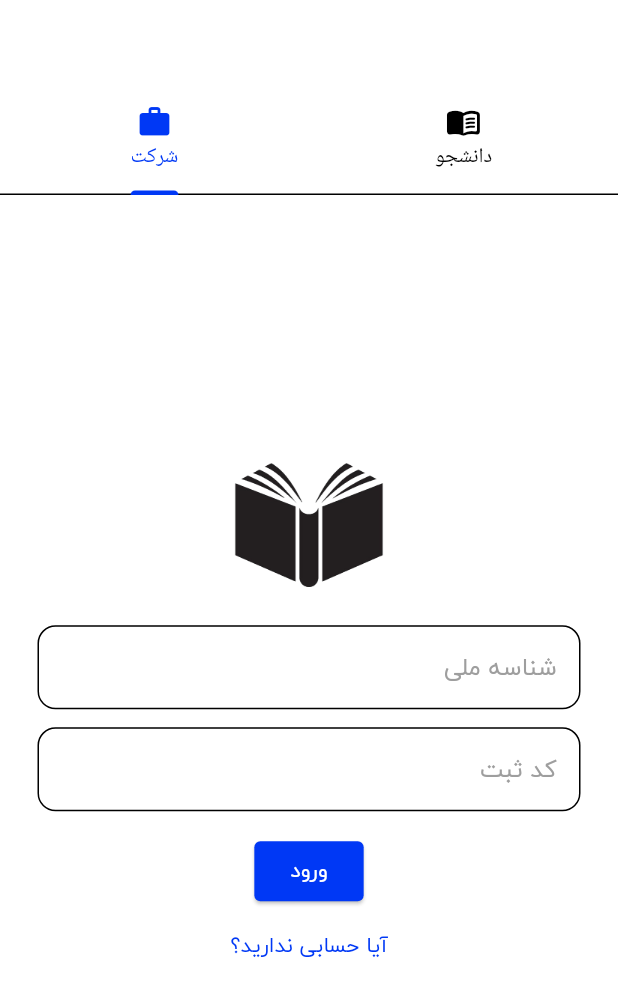
After one commit to mahdirafie/parvaz, a Flutter app: the screen it shows after launch, tab 2 chosen, after a tap on "آیا در حال حاضر حسابی دارید؟", on a phone screen of 412 x 824 dp. The commit adds this screen. Shown: the top 996 px of the screen. Run offline on Flutter 3.47's test engine with Material 3 defaults, Android fonts, the phone set to English and light mode, and no system bars; our stand-ins replace dropdown_button2, image_picker, lottie.

Commit message:
finish login and signup layout

```diff
--- /dev/null
+++ b/lib/ui/company/login_company.dart
@@ -0,0 +1,74 @@
+import 'package:flutter/material.dart';
+import 'package:flutter/services.dart';
+import 'package:parvaz_event/ui/company/company_layout.dart';
+
+class LoginCompany extends StatefulWidget {
+  const LoginCompany({Key? key, required this.loginPage}) : super(key: key);
+  final ValueChanged<bool> loginPage;
+  @override
+  State<LoginCompany> createState() => _LoginCompanyState();
+}
+
+class _LoginCompanyState extends State<LoginCompany> {
+  final TextEditingController _idcode = TextEditingController();
+  final TextEditingController _password = TextEditingController();
+
+  @override
+  void dispose() {
+    _idcode.dispose();
+    _password.dispose();
+    super.dispose();
+  }
+
+  @override
+  Widget build(BuildContext context) {
+    return Scaffold(
+      body: Center(
+          child: SizedBox(
+            child: Padding(
+              padding: const EdgeInsets.only(left: 25, right: 25),
+              child: Column(
+                mainAxisAlignment: MainAxisAlignment.center,
+                children: [
+                  Image.asset(
+                    'assets/images/icon.png',
+                    width: 100,
+                  ),
+                  const SizedBox(
+                    height: 24,
+                  ),
+                  TextFormField(
+                    inputFormatters: [FilteringTextInputFormatter.digitsOnly],
+                    keyboardType: TextInputType.number,
+                    controller: _idcode,
+                    decoration: const InputDecoration(hintText: 'شناسه ملی'),
+                  ),
+                  const SizedBox(
+                    height: 12,
+                  ),
+                  TextFormField(
+                    controller: _password,
+                    decoration: const InputDecoration(hintText: 'کد ثبت'),
+                  ),
+                  const SizedBox(
+                    height: 16,
+                  ),
+                  ElevatedButton(onPressed: () {
+                    Navigator.push(context, MaterialPageRoute(builder: (context) => CompanyHome(),));
+
+                  }, child: const Text('ورود')),
+                  const SizedBox(
+                    height: 2,
+                  ),
+                  TextButton(
+                      onPressed: () {
+                        widget.loginPage(false);
+                      },
+                      child: const Text('آیا حسابی ندارید؟'))
+                ],
+              ),
+            ),
+          )),
+    );
+  }
+}
--- /dev/null
+++ b/lib/ui/company/signup_company.dart
@@ -0,0 +1,74 @@
+import 'package:flutter/material.dart';
+import 'package:flutter/services.dart';
+
+class SignupCompany extends StatefulWidget {
+  const SignupCompany({Key? key, required this.loginPage}) : super(key: key);
+  final ValueChanged<bool> loginPage;
+
+  @override
+  State<SignupCompany> createState() => _SignupCompanyState();
+}
+
+class _SignupCompanyState extends State<SignupCompany> {
+  final TextEditingController _idcode = TextEditingController();
+  final TextEditingController _password = TextEditingController();
+
+  @override
+  void dispose() {
+    _idcode.dispose();
+    _password.dispose();
+    super.dispose();
+  }
+
+  @override
+  Widget build(BuildContext context) {
+    return Scaffold(
+      body: Center(
+          child: SizedBox(
+            child: Padding(
+              padding: const EdgeInsets.only(left: 25, right: 25),
+              child: Column(
+                mainAxisAlignment: MainAxisAlignment.center,
+                children: [
+                  Image.asset(
+                    'assets/images/icon.png',
+                    width: 100,
+                  ),
+                  const SizedBox(
+                    height: 24,
+                  ),
+                  TextFormField(
+                    inputFormatters: [FilteringTextInputFormatter.digitsOnly],
+                    keyboardType: TextInputType.number,
+                    controller: _idcode,
+                    decoration: const InputDecoration(hintText: 'شناسه ملی'),
+                  ),
+                  const SizedBox(
+                    height: 12,
+                  ),
+                  TextFormField(
+                    controller: _password,
+                    decoration: const InputDecoration(hintText: 'کد ثبت'),
+                  ),
+                  const SizedBox(
+                    height: 16,
+                  ),
+                  ElevatedButton(onPressed: () {
+
+
+                  }, child: const Text('ثبت نام')),
+                  const SizedBox(
+                    height: 2,
+                  ),
+                  TextButton(
+                      onPressed: () {
+                        widget.loginPage(true);
+                      },
+                      child: const Text('آیا در حال حاضر حسابی دارید؟'))
+                ],
+              ),
+            ),
+          )),
+    );
+  }
+}
--- /dev/null
+++ b/lib/ui/login_choice.dart
@@ -0,0 +1,51 @@
+import 'package:flutter/material.dart';
+import 'package:parvaz_event/ui/auth/login_student.dart';
+import 'package:parvaz_event/ui/auth/signup_student.dart';
+import 'package:parvaz_event/ui/company/login_company.dart';
+import 'package:parvaz_event/ui/company/signup_company.dart';
+
+class LoginChoice extends StatefulWidget {
+  LoginChoice({Key? key, required this.loginBool}) : super(key: key);
+  bool loginBool;
+
+  @override
+  State<LoginChoice> createState() => _LoginChoiceState();
+}
+
+class _LoginChoiceState extends State<LoginChoice> {
+  @override
+  Widget build(BuildContext context) {
+    return DefaultTabController(length: 2, child: Scaffold(
+      appBar: AppBar(
+        bottom: const TabBar(
+          tabs: [
+            Tab(text: "دانشجو",icon: Icon(Icons.menu_book_rounded),),
+            Tab(text: "شرکت",icon: Icon(Icons.work_outlined),),
+          ],
+        ),
+      ),
+      body: TabBarView(
+        children: [
+          widget.loginBool? LoginStudentScreen(loginPage: (value) {
+            setState(() {
+              widget.loginBool = value;
+            });
+          },):SignUpStudentScreen(loginPage: (value) {
+            setState(() {
+              widget.loginBool = value;
+            });
+          },),
+          widget.loginBool?LoginCompany(loginPage: (value) {
+            setState(() {
+              widget.loginBool = value;
+            });
+          },):SignupCompany(loginPage: (value) {
+            setState(() {
+              widget.loginBool = value;
+            });
+          },)
+        ],
+      )
+    ));
+  }
+}
--- a/lib/ui/splash/splash.dart
+++ b/lib/ui/splash/splash.dart
@@ -1,6 +1,7 @@
 import 'package:flutter/material.dart';
 import 'package:lottie/lottie.dart';
 import 'package:parvaz_event/ui/auth/signup_student.dart';
+import 'package:parvaz_event/ui/login_choice.dart';
 
 class SplashScreen extends StatefulWidget {
   const SplashScreen({super.key});
@@ -15,9 +16,9 @@ class _SplashScreenState extends State<SplashScreen> {
     Future.delayed(
       const Duration(milliseconds: 2000),
       () {
-        Navigator.of(context).push(MaterialPageRoute(
+        Navigator.of(context).pushReplacement(MaterialPageRoute(
           builder: (context) {
-            return const SignUpStudentScreen();
+            return LoginChoice(loginBool: false);
           },
         ));
       },
```
Also changed, not shown: lib/ui/auth/login_student.dart (+3 -6 lines), lib/ui/auth/signup_student.dart (+3 -6 lines).
